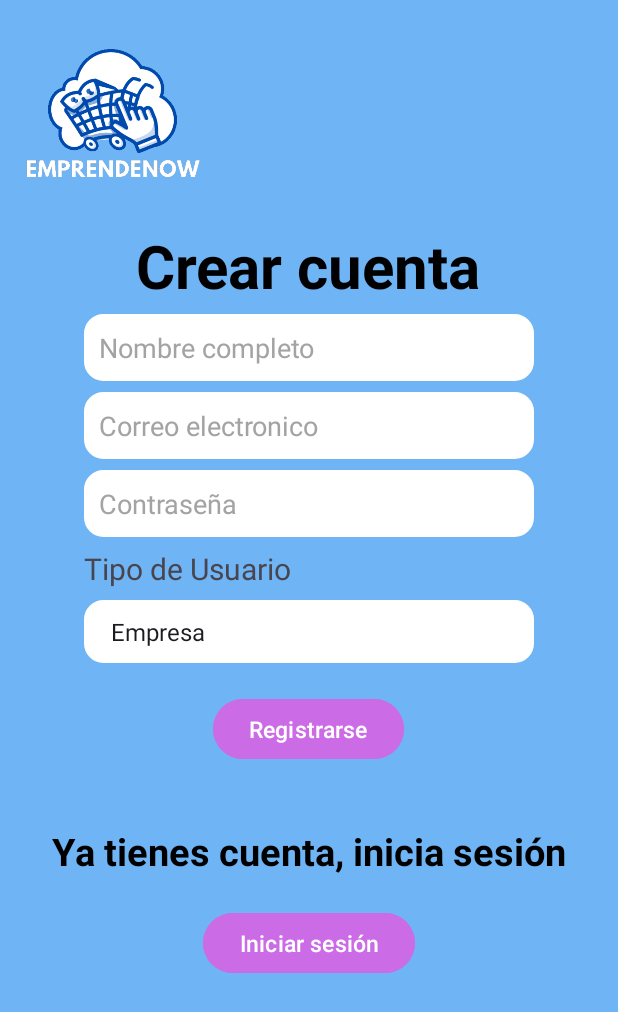
After one commit to PUJ-ICM-13190/Pontidevs, an Android app: the CrearCuentaActivity screen opened directly, with no data from a screen before it, on a phone screen of 412 x 824 dp. The commit adds this screen. Shown: the top 1012 px of the screen. Run offline under Robolectric (Android 15) with nearby library versions, the phone set to English and light mode, and no system bars.

Commit message:
pantallas de iniciar sesion y crear cuenta

```diff
--- a/EmprendeNow/app/src/main/AndroidManifest.xml
+++ b/EmprendeNow/app/src/main/AndroidManifest.xml
@@ -13,6 +13,12 @@
         android:theme="@style/Theme.EmprendeNow"
         tools:targetApi="31">
         <activity
+            android:name=".LogInActivity2"
+            android:exported="false" />
+        <activity
+            android:name=".CrearCuentaActivity"
+            android:exported="false" />
+        <activity
             android:name=".MainActivity"
             android:exported="true">
             <intent-filter>
--- /dev/null
+++ b/EmprendeNow/app/src/main/java/com/example/emprendenow/CrearCuentaActivity.kt
@@ -0,0 +1,38 @@
+package com.example.emprendenow
+
+import android.content.Intent
+import android.os.Bundle
+import android.widget.ArrayAdapter
+import androidx.activity.enableEdgeToEdge
+import androidx.appcompat.app.AppCompatActivity
+import androidx.core.view.ViewCompat
+import androidx.core.view.WindowInsetsCompat
+import com.example.emprendenow.databinding.ActivityCrearCuentaBinding
+
+class CrearCuentaActivity : AppCompatActivity() {
+    private lateinit var binding: ActivityCrearCuentaBinding
+
+    override fun onCreate(savedInstanceState: Bundle?) {
+        super.onCreate(savedInstanceState)
+        binding = ActivityCrearCuentaBinding.inflate(layoutInflater)
+        setContentView(binding.root)
+
+        val spinner = binding.userType
+        val btn_register = binding.btnRegister
+        val btn_login = binding.btnLogin
+
+        val tipos_usuarios = resources.getStringArray(R.array.tipos_usuarios)
+        val adapter = ArrayAdapter(this, android.R.layout.simple_spinner_item, tipos_usuarios)
+        adapter.setDropDownViewResource(android.R.layout.simple_spinner_dropdown_item)
+        spinner.adapter = adapter
+
+        btn_register.setOnClickListener {
+
+        }
+
+        btn_login.setOnClickListener {
+            intent = Intent(this, LogInActivity2::class.java)
+            startActivity(intent)
+        }
+    }
+}
--- a/EmprendeNow/app/src/main/java/com/example/emprendenow/MainActivity.kt
+++ b/EmprendeNow/app/src/main/java/com/example/emprendenow/MainActivity.kt
@@ -1,5 +1,6 @@
 package com.example.emprendenow
 
+import android.content.Intent
 import android.os.Bundle
 import androidx.activity.enableEdgeToEdge
 import androidx.appcompat.app.AppCompatActivity
@@ -19,7 +20,8 @@ class MainActivity : AppCompatActivity() {
         val boton = binding.unirseBoton
 
         boton.setOnClickListener {
-
+            val intent = Intent(this, CrearCuentaActivity::class.java)
+            startActivity(intent)
         }
     }
 }
--- /dev/null
+++ b/EmprendeNow/app/src/main/res/drawable/ingresar_texto.xml
@@ -0,0 +1,20 @@
+<?xml version="1.0" encoding="utf-8"?>
+<shape xmlns:android="http://schemas.android.com/apk/res/android">
+    <!-- Background color -->
+    <solid android:color="@color/white" /> <!-- Set your desired background color -->
+
+    <!-- Border/Stroke color and width -->
+    <stroke
+        android:width="2dp"
+        android:color="@color/white" /> <!-- Set your desired border color -->
+
+    <!-- Corner radius to round the border corners (optional) -->
+    <corners android:radius="12dp" /> <!-- Rounded corners -->
+
+    <!-- Padding (optional) -->
+    <padding
+        android:left="10dp"
+        android:right="10dp"
+        android:top="5dp"
+        android:bottom="5dp" />
+</shape>
--- /dev/null
+++ b/EmprendeNow/app/src/main/res/layout/activity_crear_cuenta.xml
@@ -0,0 +1,123 @@
+<?xml version="1.0" encoding="utf-8"?>
+<androidx.constraintlayout.widget.ConstraintLayout xmlns:android="http://schemas.android.com/apk/res/android"
+    xmlns:app="http://schemas.android.com/apk/res-auto"
+    xmlns:tools="http://schemas.android.com/tools"
+    android:id="@+id/main"
+    android:layout_width="match_parent"
+    android:layout_height="match_parent"
+    tools:context=".CrearCuentaActivity">
+
+    <RelativeLayout
+        android:layout_width="match_parent"
+        android:layout_height="match_parent"
+        android:background="#6fb4f4">
+
+        <ImageView
+            android:id="@+id/logo"
+            android:layout_width="150dp"
+            android:layout_height="150dp"
+            android:src="@drawable/emprendenow"/>
+
+        <TextView
+            android:id="@+id/titulo"
+            android:layout_width="wrap_content"
+            android:layout_height="wrap_content"
+            android:text="@string/crear_cuenta"
+            android:layout_below="@+id/logo"
+            android:layout_centerHorizontal="true"
+            android:textSize="40sp"
+            android:textStyle="bold"
+            android:textColor="@color/black"/>
+
+        <LinearLayout
+            android:id="@+id/form"
+            android:layout_width="wrap_content"
+            android:layout_height="wrap_content"
+            android:layout_below="@+id/titulo"
+            android:layout_marginTop="5dp"
+            android:layout_centerHorizontal="true"
+            android:orientation="vertical">
+
+            <EditText
+                android:id="@+id/name"
+                android:layout_width="300dp"
+                android:layout_height="wrap_content"
+                android:hint="Nombre completo"
+                android:textColorHint="#a3a3a3"
+                android:background="@drawable/ingresar_texto"
+                android:padding="10dp"/>
+
+            <EditText
+                android:id="@+id/mail"
+                android:layout_marginTop="7dp"
+                android:layout_width="300dp"
+                android:layout_height="wrap_content"
+                android:hint="Correo electronico"
+                android:textColorHint="#a3a3a3"
+                android:background="@drawable/ingresar_texto"
+                android:padding="10dp"/>
+
+            <EditText
+                android:id="@+id/password"
+                android:layout_marginTop="7dp"
+                android:layout_width="300dp"
+                android:layout_height="wrap_content"
+                android:hint="Contraseña"
+                android:textColorHint="#a3a3a3"
+                android:background="@drawable/ingresar_texto"
+                android:padding="10dp"/>
+
+            <TextView
+                android:layout_width="wrap_content"
+                android:layout_height="wrap_content"
+                android:layout_marginTop="7dp"
+                android:text="Tipo de Usuario"
+                android:textSize="20sp"/>
+
+            <Spinner
+                android:id="@+id/user_type"
+                android:layout_marginTop="7dp"
+                android:layout_width="300dp"
+                android:layout_height="wrap_content"
+                android:background="@drawable/ingresar_texto"
+                android:padding="10dp"/>
+
+        </LinearLayout>
+
+        <Button
+            android:id="@+id/btn_register"
+            android:layout_width="wrap_content"
+            android:layout_height="wrap_content"
+            android:layout_below="@+id/form"
+            android:layout_marginTop="20dp"
+            android:layout_centerHorizontal="true"
+            android:text="Registrarse"
+            android:textSize="15sp"
+            android:backgroundTint="#cb6ce6"/>
+
+        <TextView
+            android:id="@+id/texto_login"
+            android:layout_width="wrap_content"
+            android:layout_height="wrap_content"
+            android:layout_marginTop="40dp"
+            android:layout_centerHorizontal="true"
+            android:layout_below="@+id/btn_register"
+            android:text="@string/mensaje_iniciar_sesion"
+            android:textSize="25sp"
+            android:textStyle="bold"
+            android:textColor="@color/black"/>
+
+        <Button
+            android:id="@+id/btn_login"
+            android:layout_width="wrap_content"
+            android:layout_height="wrap_content"
+            android:layout_below="@+id/texto_login"
+            android:layout_marginTop="20dp"
+            android:layout_centerHorizontal="true"
+            android:text="Iniciar sesión"
+            android:textSize="15sp"
+            android:backgroundTint="#cb6ce6"/>
+
+    </RelativeLayout>
+
+</androidx.constraintlayout.widget.ConstraintLayout>
--- a/EmprendeNow/app/src/main/res/values/strings.xml
+++ b/EmprendeNow/app/src/main/res/values/strings.xml
@@ -1,3 +1,11 @@
 <resources>
     <string name="app_name">EmprendeNow</string>
+    <string name="crear_cuenta">Crear cuenta</string>
+    <string name="iniciar_sesion">Iniciar Sesión</string>
+    <string name="mensaje_iniciar_sesion">Ya tienes cuenta, inicia sesión</string>
+
+    <string-array name="tipos_usuarios">
+        <item>Empresa</item>
+        <item>Cliente</item>
+    </string-array>
 </resources>
```
Also changed, not shown: EmprendeNow/app/src/main/java/com/example/emprendenow/LogInActivity2.kt (added, +20 -0 lines), EmprendeNow/app/src/main/res/layout/activity_log_in2.xml (added, +77 -0 lines), EmprendeNow/app/src/main/res/drawable/person_icon.jpg (added).
